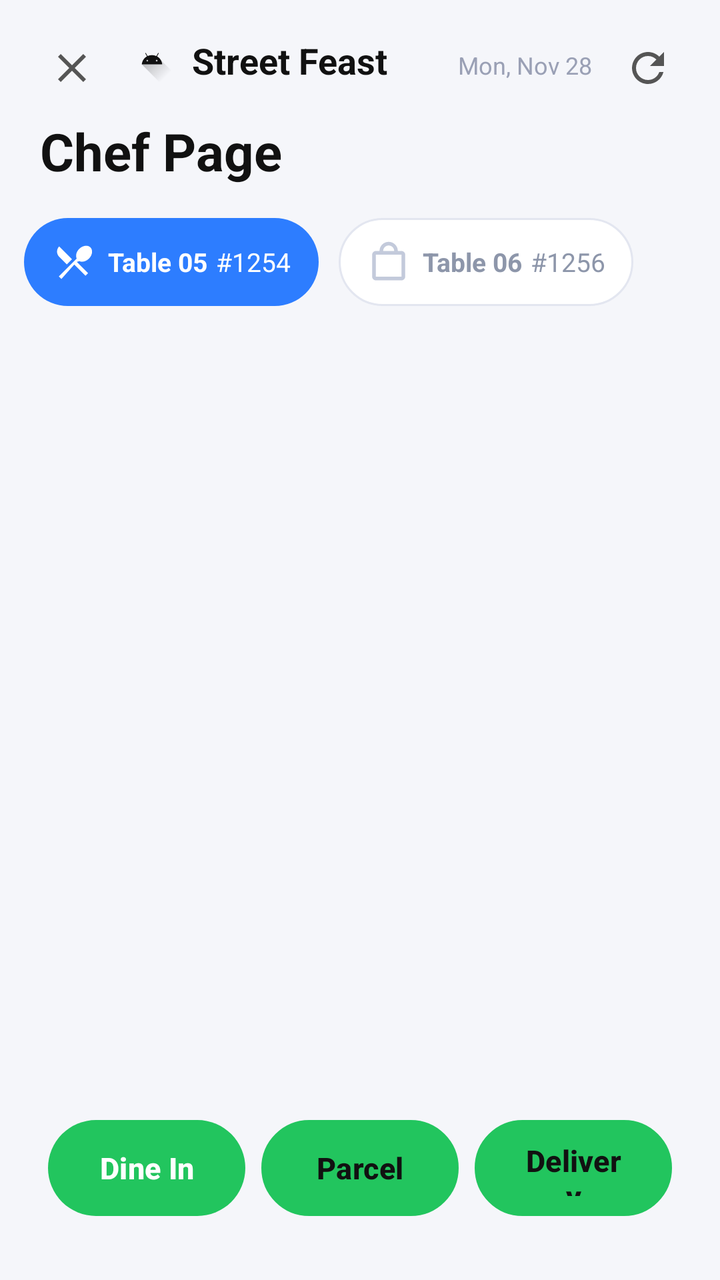
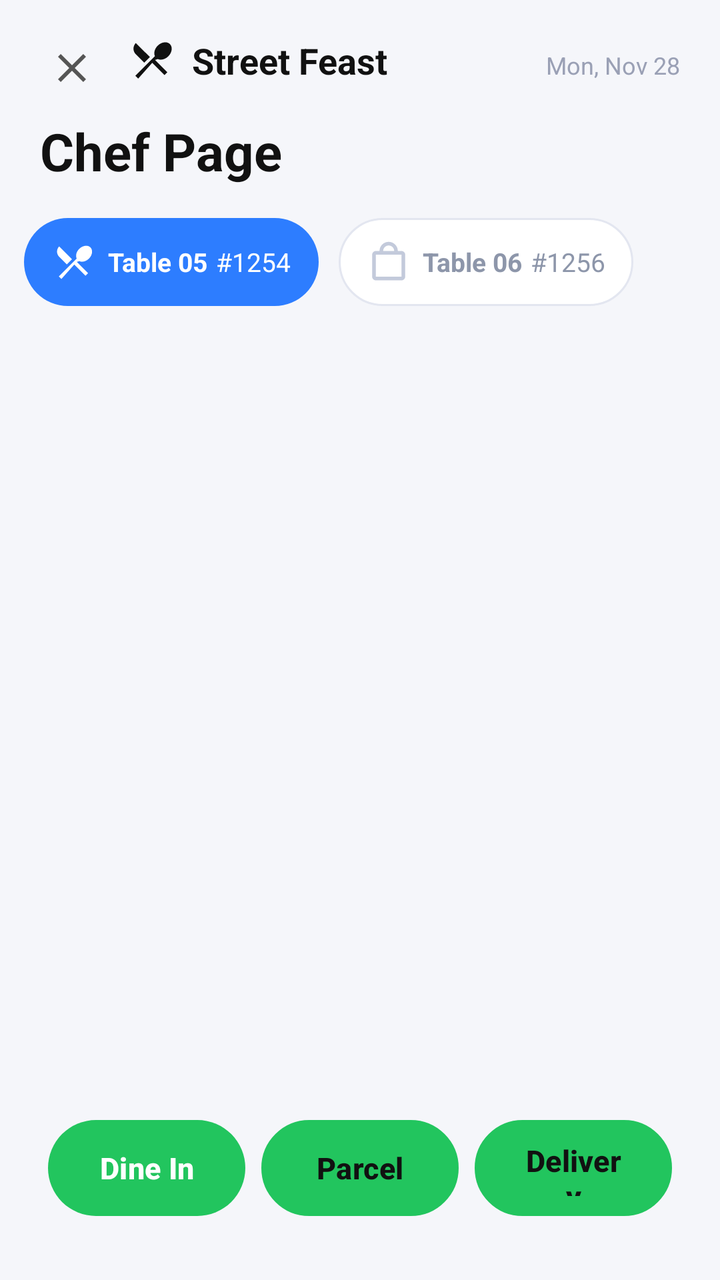

An Android layout rendered at two revisions. The XML below is the earlier revision; the diff shows what the commit changed to produce the second picture.
<!-- AndroidManifest.xml: application theme Theme.StreetFeast -->
<!-- res/layout/chef_page.xml -->
<?xml version="1.0" encoding="utf-8"?>
<androidx.constraintlayout.widget.ConstraintLayout xmlns:android="http://schemas.android.com/apk/res/android"
    xmlns:app="http://schemas.android.com/apk/res-auto"
    android:id="@+id/root"
    android:layout_width="match_parent"
    android:layout_height="match_parent"
    android:background="#F5F6FA">

    

    <LinearLayout
        android:id="@+id/topBar"
        android:layout_width="0dp"
        android:layout_height="wrap_content"
        android:orientation="horizontal"
        android:paddingStart="20dp"
        android:paddingEnd="20dp"
        android:paddingTop="18dp"
        android:paddingBottom="4dp"
        app:layout_constraintTop_toTopOf="parent"
        app:layout_constraintStart_toStartOf="parent"
        app:layout_constraintEnd_toEndOf="parent">

        <ImageButton
            android:id="@+id/btnClose"
            android:layout_width="32dp"
            android:layout_height="32dp"
            android:background="@android:color/transparent"
            android:src="@drawable/ic_close"
            app:tint="#555555" />

        <ImageView
            android:id="@+id/ivLogo"
            android:layout_width="24dp"
            android:layout_height="24dp"
            android:layout_marginStart="12dp"
            android:layout_marginEnd="8dp"
            android:src="@drawable/ic_launcher_foreground"
            android:contentDescription="Street Feast Logo"
            app:tint="#111111" />

        <TextView
            android:id="@+id/tvRestaurantName"
            android:layout_width="0dp"
            android:layout_height="wrap_content"
            android:layout_marginStart="0dp"
            android:layout_weight="1"
            android:text="Street Feast"
            android:textColor="#111111"
            android:textSize="18sp"
            android:textStyle="bold" />

        <TextView
            android:id="@+id/tvDate"
            android:layout_width="wrap_content"
            android:layout_height="wrap_content"
            android:text="Mon, Nov 28"
            android:textColor="#9AA0B5"
            android:textSize="12sp" />

        <ImageButton
            android:id="@+id/btnRefresh"
            android:layout_width="32dp"
            android:layout_height="32dp"
            android:layout_marginStart="12dp"
            android:background="@android:color/transparent"
            android:src="@drawable/ic_refresh"
            android:contentDescription="Refresh orders"
            app:tint="#555555" />

    </LinearLayout>

    <TextView
        android:id="@+id/tvPageTitle"
        android:layout_width="wrap_content"
        android:layout_height="wrap_content"
        android:layout_marginStart="20dp"
        android:layout_marginTop="4dp"
        android:text="Chef Page"
        android:textColor="#111111"
        android:textSize="26sp"
        android:textStyle="bold"
        app:layout_constraintTop_toBottomOf="@id/topBar"
        app:layout_constraintStart_toStartOf="parent" />

    

    <HorizontalScrollView
        android:id="@+id/tabsScroll"
        android:layout_width="0dp"
        android:layout_height="wrap_content"
        android:layout_marginTop="16dp"
        android:paddingStart="12dp"
        android:paddingEnd="12dp"
        android:scrollbars="none"
        app:layout_constraintTop_toBottomOf="@id/tvPageTitle"
        app:layout_constraintStart_toStartOf="parent"
        app:layout_constraintEnd_toEndOf="parent">

        <LinearLayout
            android:id="@+id/tabsContainer"
            android:layout_width="wrap_content"
            android:layout_height="wrap_content"
            android:orientation="horizontal">

            
            <LinearLayout
                android:id="@+id/tabTable05"
                android:layout_width="wrap_content"
                android:layout_height="44dp"
                android:layout_marginEnd="10dp"
                android:background="@drawable/bg_tab_selected"
                android:gravity="center_vertical"
                android:orientation="horizontal"
                android:paddingStart="14dp"
                android:paddingEnd="14dp">

                <ImageView
                    android:id="@+id/iconTab05"
                    android:layout_width="22dp"
                    android:layout_height="22dp"
                    android:src="@drawable/ic_cutlery"
                    app:tint="@android:color/white" />

                <TextView
                    android:id="@+id/tvTabSelectedLabel"
                    android:layout_width="wrap_content"
                    android:layout_height="wrap_content"
                    android:layout_marginStart="6dp"
                    android:text="Table 05"
                    android:textColor="@android:color/white"
                    android:textSize="13sp"
                    android:textStyle="bold" />

                <TextView
                    android:id="@+id/tvTabSelectedNumber"
                    android:layout_width="wrap_content"
                    android:layout_height="wrap_content"
                    android:layout_marginStart="4dp"
                    android:text="#1254"
                    android:textColor="@android:color/white"
                    android:textSize="13sp" />
            </LinearLayout>

            
            <LinearLayout
                android:id="@+id/tabTable06"
                android:layout_width="wrap_content"
                android:layout_height="44dp"
                android:layout_marginEnd="10dp"
                android:background="@drawable/bg_tab_unselected"
                android:gravity="center_vertical"
                android:orientation="horizontal"
                android:paddingStart="14dp"
                android:paddingEnd="14dp">

                <ImageView
                    android:id="@+id/iconTab06"
                    android:layout_width="22dp"
                    android:layout_height="22dp"
                    android:src="@drawable/ic_bag"
                    app:tint="#C3CADB" />

                <TextView
                    android:id="@+id/tvTabTable06"
                    android:layout_width="wrap_content"
                    android:layout_height="wrap_content"
                    android:layout_marginStart="6dp"
                    android:text="Table 06"
                    android:textColor="#8D96AA"
                    android:textSize="13sp"
                    android:textStyle="bold" />

                <TextView
                    android:id="@+id/tvTabTable06Number"
                    android:layout_width="wrap_content"
                    android:layout_height="wrap_content"
                    android:layout_marginStart="4dp"
                    android:text="#1256"
                    android:textColor="#8D96AA"
                    android:textSize="13sp" />
            </LinearLayout>

            

        </LinearLayout>
    </HorizontalScrollView>

    

    <androidx.viewpager2.widget.ViewPager2
        android:id="@+id/viewPagerOrders"
        android:layout_width="0dp"
        android:layout_height="0dp"
        android:layout_marginStart="16dp"
        android:layout_marginEnd="16dp"
        android:layout_marginTop="18dp"
        app:layout_constraintTop_toBottomOf="@id/tabsScroll"
        app:layout_constraintBottom_toTopOf="@+id/bottomButtons"
        app:layout_constraintStart_toStartOf="parent"
        app:layout_constraintEnd_toEndOf="parent" />

    

    <LinearLayout
        android:id="@+id/bottomButtons"
        android:layout_width="0dp"
        android:layout_height="72dp"
        android:layout_marginStart="24dp"
        android:layout_marginEnd="24dp"
        android:layout_marginBottom="20dp"
        android:gravity="center"
        android:orientation="horizontal"
        app:layout_constraintBottom_toBottomOf="parent"
        app:layout_constraintStart_toStartOf="parent"
        app:layout_constraintEnd_toEndOf="parent">

        <Button
            android:id="@+id/btnEatAway"
            android:layout_width="0dp"
            android:layout_height="48dp"
            android:layout_marginEnd="8dp"
            android:layout_weight="1"
            android:background="@drawable/bg_black_pill"
            android:text="Dine In"
            android:textAllCaps="false"
            android:textColor="@android:color/white"
            android:textSize="15sp"
            android:textStyle="bold" />

        <Button
            android:id="@+id/btnParcel"
            android:layout_width="0dp"
            android:layout_height="48dp"
            android:layout_marginEnd="8dp"
            android:layout_weight="1"
            android:background="@drawable/bg_white_outline_pill"
            android:text="Parcel"
            android:textAllCaps="false"
            android:textColor="#111111"
            android:textSize="15sp"
            android:textStyle="bold" />

        <Button
            android:id="@+id/btnDelivery"
            android:layout_width="0dp"
            android:layout_height="48dp"
            android:layout_weight="1"
            android:background="@drawable/bg_white_outline_pill"
            android:text="Delivery"
            android:textAllCaps="false"
            android:textColor="#111111"
            android:textSize="15sp"
            android:textStyle="bold" />
    </LinearLayout>

</androidx.constraintlayout.widget.ConstraintLayout>
<!-- resources referenced by this layout -->
<resources>
  <!-- drawable bg_black_pill (drawable) -->
  <shape xmlns:android="http://schemas.android.com/apk/res/android">
      <solid android:color="#000000" />
      <corners android:radius="24dp" />
  </shape>
  <!-- drawable bg_tab_selected (drawable) -->
  <shape xmlns:android="http://schemas.android.com/apk/res/android">
      <solid android:color="#2D7DFF" />
      <corners android:radius="22dp" />
  </shape>
  <!-- drawable bg_tab_unselected (drawable) -->
  <shape xmlns:android="http://schemas.android.com/apk/res/android">
      <solid android:color="#FFFFFF" />
      <corners android:radius="22dp" />
      <stroke
          android:width="1dp"
          android:color="#E3E6F0" />
  </shape>
  <!-- drawable bg_white_outline_pill (drawable) -->
  <shape xmlns:android="http://schemas.android.com/apk/res/android">
      <solid android:color="#FFFFFF" />
      <corners android:radius="24dp" />
      <stroke
          android:width="1dp"
          android:color="#111111" />
  </shape>
  <!-- drawable ic_close (drawable) -->
  <vector xmlns:android="http://schemas.android.com/apk/res/android"
      android:width="24dp"
      android:height="24dp"
      android:viewportWidth="24"
      android:viewportHeight="24">
      <path
          android:fillColor="#FF000000"
          android:pathData="M19,6.41L17.59,5 12,10.59 6.41,5 5,6.41 10.59,12 5,17.59 6.41,19 12,13.41 17.59,19 19,17.59 13.41,12z"/>
  </vector>
  <!-- drawable ic_launcher_foreground (drawable-v24) -->
  <vector xmlns:android="http://schemas.android.com/apk/res/android"
      xmlns:aapt="http://schemas.android.com/aapt"
      android:width="108dp"
      android:height="108dp"
      android:viewportWidth="108"
      android:viewportHeight="108">
      <path android:pathData="M31,63.928c0,0 6.4,-11 12.1,-13.1c7.2,-2.6 26,-1.4 26,-1.4l38.1,38.1L107,108.928l-32,-1L31,63.928z">
          <aapt:attr name="android:fillColor">
              <gradient
                  android:endX="85.84757"
                  android:endY="92.4963"
                  android:startX="42.9492"
                  android:startY="49.59793"
                  android:type="linear">
                  <item
                      android:color="#44000000"
                      android:offset="0.0" />
                  <item
                      android:color="#00000000"
                      android:offset="1.0" />
              </gradient>
          </aapt:attr>
      </path>
      <path
          android:fillColor="#FFFFFF"
          android:fillType="nonZero"
          android:pathData="M65.3,45.828l3.8,-6.6c0.2,-0.4 0.1,-0.9 -0.3,-1.1c-0.4,-0.2 -0.9,-0.1 -1.1,0.3l-3.9,6.7c-6.3,-2.8 -13.4,-2.8 -19.7,0l-3.9,-6.7c-0.2,-0.4 -0.7,-0.5 -1.1,-0.3C38.8,38.328 38.7,38.828 38.9,39.228l3.8,6.6C36.2,49.428 31.7,56.028 31,63.928h46C76.3,56.028 71.8,49.428 65.3,45.828zM43.4,57.328c-0.8,0 -1.5,-0.5 -1.8,-1.2c-0.3,-0.7 -0.1,-1.5 0.4,-2.1c0.5,-0.5 1.4,-0.7 2.1,-0.4c0.7,0.3 1.2,1 1.2,1.8C45.3,56.528 44.5,57.328 43.4,57.328L43.4,57.328zM64.6,57.328c-0.8,0 -1.5,-0.5 -1.8,-1.2s-0.1,-1.5 0.4,-2.1c0.5,-0.5 1.4,-0.7 2.1,-0.4c0.7,0.3 1.2,1 1.2,1.8C66.5,56.528 65.6,57.328 64.6,57.328L64.6,57.328z"
          android:strokeWidth="1"
          android:strokeColor="#00000000" />
  </vector>
  <!-- drawable ic_refresh (drawable) -->
  <vector xmlns:android="http://schemas.android.com/apk/res/android"
      android:width="24dp"
      android:height="24dp"
      android:viewportWidth="24"
      android:viewportHeight="24">
      <path
          android:fillColor="#FF000000"
          android:pathData="M17.65,6.35C16.2,4.9 14.21,4 12,4c-4.42,0 -7.99,3.58 -7.99,8s3.57,8 7.99,8c3.73,0 6.84,-2.55 7.73,-6h-2.08c-0.82,2.33 -3.04,4 -5.65,4 -3.31,0 -6,-2.69 -6,-6s2.69,-6 6,-6c1.66,0 3.14,0.69 4.22,1.78L13,11h7V4l-2.35,2.35z"/>
  </vector>
  <style name="Theme.StreetFeast" parent="Base.Theme.StreetFeast" />
  <color name="action_primary">#22C55E</color>
  <color name="white">#FFFFFFFF</color>
  <color name="text_primary">#1F2937</color>
  <color name="text_secondary">#6B7280</color>
  <!-- unchanged entries left out for length: 3 -->
</resources>

<!-- the commit's change to res/layout/chef_page.xml (unified diff, before → after) -->
@@ -35,7 +35,7 @@
             android:layout_height="24dp"
             android:layout_marginStart="12dp"
             android:layout_marginEnd="8dp"
-            android:src="@drawable/ic_launcher_foreground"
+            android:src="@drawable/ic_cutlery"
             android:contentDescription="Street Feast Logo"
             app:tint="#111111" />
 
@@ -57,16 +57,6 @@
             android:text="Mon, Nov 28"
             android:textColor="#9AA0B5"
             android:textSize="12sp" />
-
-        <ImageButton
-            android:id="@+id/btnRefresh"
-            android:layout_width="32dp"
-            android:layout_height="32dp"
-            android:layout_marginStart="12dp"
-            android:background="@android:color/transparent"
-            android:src="@drawable/ic_refresh"
-            android:contentDescription="Refresh orders"
-            app:tint="#555555" />
 
     </LinearLayout>
 
@@ -226,7 +216,8 @@
             android:textAllCaps="false"
             android:textColor="@android:color/white"
             android:textSize="15sp"
-            android:textStyle="bold" />
+            android:textStyle="bold"
+            android:elevation="4dp" />
 
         <Button
             android:id="@+id/btnParcel"
@@ -239,7 +230,8 @@
             android:textAllCaps="false"
             android:textColor="#111111"
             android:textSize="15sp"
-            android:textStyle="bold" />
+            android:textStyle="bold"
+            android:elevation="2dp" />
 
         <Button
             android:id="@+id/btnDelivery"
@@ -251,7 +243,8 @@
             android:textAllCaps="false"
             android:textColor="#111111"
             android:textSize="15sp"
-            android:textStyle="bold" />
+            android:textStyle="bold"
+            android:elevation="2dp" />
     </LinearLayout>
 
 </androidx.constraintlayout.widget.ConstraintLayout>
<!-- resource entries referenced after the edit -->
@@ -20,7 +20,7 @@
   </shape>
   <!-- drawable bg_white_outline_pill (drawable) -->
   <shape xmlns:android="http://schemas.android.com/apk/res/android">
-      <solid android:color="#FFFFFF" />
+      <solid android:color="#F5F5F5" />
       <corners android:radius="24dp" />
       <stroke
           android:width="1dp"
@@ -36,47 +36,6 @@
           android:fillColor="#FF000000"
           android:pathData="M19,6.41L17.59,5 12,10.59 6.41,5 5,6.41 10.59,12 5,17.59 6.41,19 12,13.41 17.59,19 19,17.59 13.41,12z"/>
   </vector>
-  <!-- drawable ic_launcher_foreground (drawable-v24) -->
-  <vector xmlns:android="http://schemas.android.com/apk/res/android"
-      xmlns:aapt="http://schemas.android.com/aapt"
-      android:width="108dp"
-      android:height="108dp"
-      android:viewportWidth="108"
-      android:viewportHeight="108">
-      <path android:pathData="M31,63.928c0,0 6.4,-11 12.1,-13.1c7.2,-2.6 26,-1.4 26,-1.4l38.1,38.1L107,108.928l-32,-1L31,63.928z">
-          <aapt:attr name="android:fillColor">
-              <gradient
-                  android:endX="85.84757"
-                  android:endY="92.4963"
-                  android:startX="42.9492"
-                  android:startY="49.59793"
-                  android:type="linear">
-                  <item
-                      android:color="#44000000"
-                      android:offset="0.0" />
-                  <item
-                      android:color="#00000000"
-                      android:offset="1.0" />
-              </gradient>
-          </aapt:attr>
-      </path>
-      <path
-          android:fillColor="#FFFFFF"
-          android:fillType="nonZero"
-          android:pathData="M65.3,45.828l3.8,-6.6c0.2,-0.4 0.1,-0.9 -0.3,-1.1c-0.4,-0.2 -0.9,-0.1 -1.1,0.3l-3.9,6.7c-6.3,-2.8 -13.4,-2.8 -19.7,0l-3.9,-6.7c-0.2,-0.4 -0.7,-0.5 -1.1,-0.3C38.8,38.328 38.7,38.828 38.9,39.228l3.8,6.6C36.2,49.428 31.7,56.028 31,63.928h46C76.3,56.028 71.8,49.428 65.3,45.828zM43.4,57.328c-0.8,0 -1.5,-0.5 -1.8,-1.2c-0.3,-0.7 -0.1,-1.5 0.4,-2.1c0.5,-0.5 1.4,-0.7 2.1,-0.4c0.7,0.3 1.2,1 1.2,1.8C45.3,56.528 44.5,57.328 43.4,57.328L43.4,57.328zM64.6,57.328c-0.8,0 -1.5,-0.5 -1.8,-1.2s-0.1,-1.5 0.4,-2.1c0.5,-0.5 1.4,-0.7 2.1,-0.4c0.7,0.3 1.2,1 1.2,1.8C66.5,56.528 65.6,57.328 64.6,57.328L64.6,57.328z"
-          android:strokeWidth="1"
-          android:strokeColor="#00000000" />
-  </vector>
-  <!-- drawable ic_refresh (drawable) -->
-  <vector xmlns:android="http://schemas.android.com/apk/res/android"
-      android:width="24dp"
-      android:height="24dp"
-      android:viewportWidth="24"
-      android:viewportHeight="24">
-      <path
-          android:fillColor="#FF000000"
-          android:pathData="M17.65,6.35C16.2,4.9 14.21,4 12,4c-4.42,0 -7.99,3.58 -7.99,8s3.57,8 7.99,8c3.73,0 6.84,-2.55 7.73,-6h-2.08c-0.82,2.33 -3.04,4 -5.65,4 -3.31,0 -6,-2.69 -6,-6s2.69,-6 6,-6c1.66,0 3.14,0.69 4.22,1.78L13,11h7V4l-2.35,2.35z"/>
-  </vector>
   <style name="Theme.StreetFeast" parent="Base.Theme.StreetFeast" />
   <color name="action_primary">#22C55E</color>
   <color name="white">#FFFFFFFF</color>
